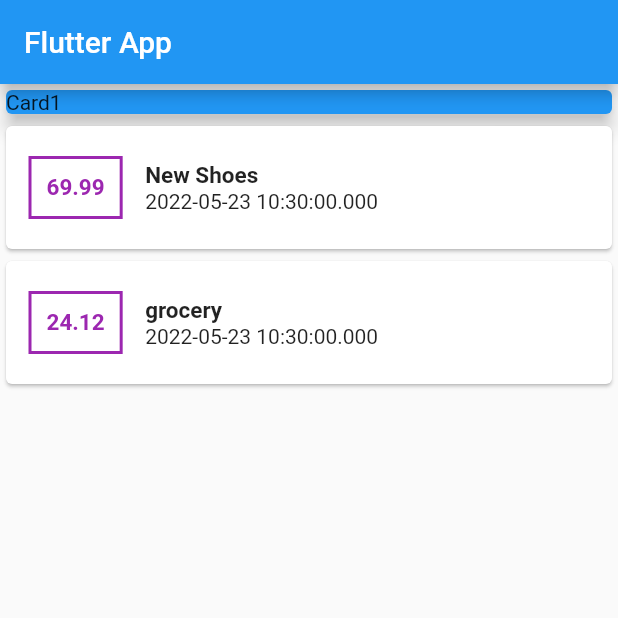
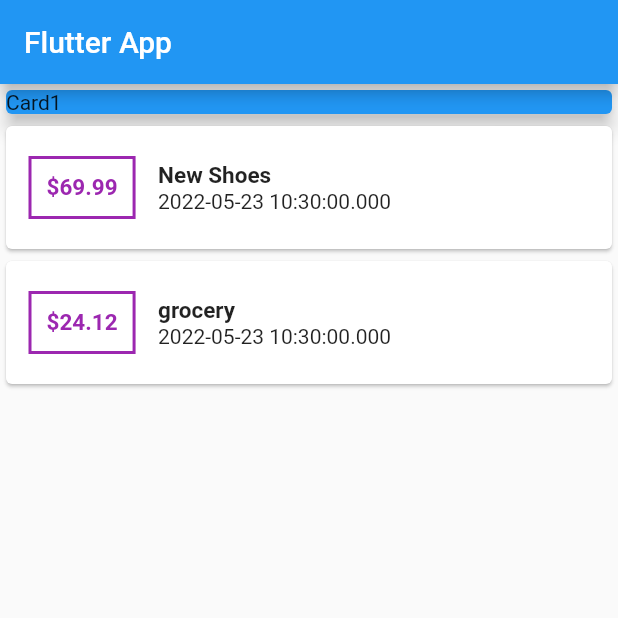
Before and after one commit to marintelli/flutter_personal_expense_app, a Flutter app: the screen it shows after launch, on a phone screen of 412 x 824 dp, the top half of it. Run offline on Flutter 3.47's test engine with Material 2 defaults, Android fonts, the phone set to English and light mode, and no system bars.

Commit message:
install package : intl

```diff
--- a/lib/main.dart
+++ b/lib/main.dart
@@ -62,7 +62,7 @@
                       margin:
                           EdgeInsets.symmetric(vertical: 20, horizontal: 15),
                       child: Text(
-                        tx.amount.toString(),
+                        '\$${tx.amount}',
                         style: TextStyle(
                             fontWeight: FontWeight.bold,
                             fontSize: 15,
--- a/pubspec.yaml
+++ b/pubspec.yaml
@@ -34,6 +34,7 @@ dependencies:
   # The following adds the Cupertino Icons font to your application.
   # Use with the CupertinoIcons class for iOS style icons.
   cupertino_icons: ^1.0.2
+  intl: ^0.17.0
 
 dev_dependencies:
   flutter_test:
```
Also changed, not shown: pubspec.lock.
